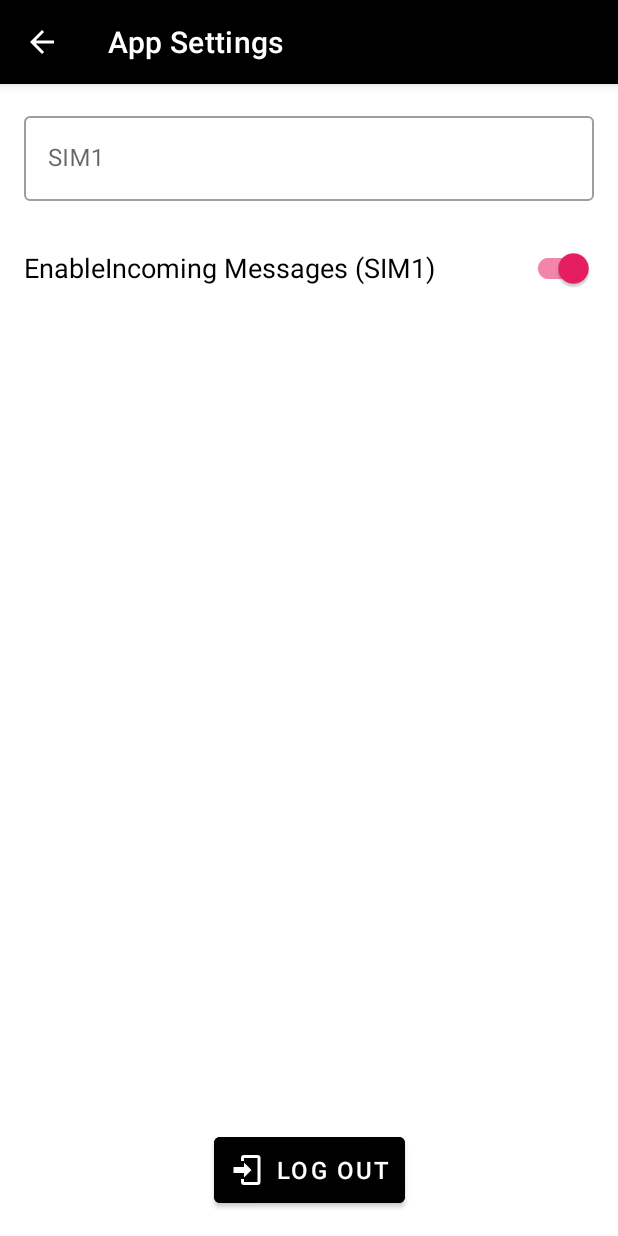
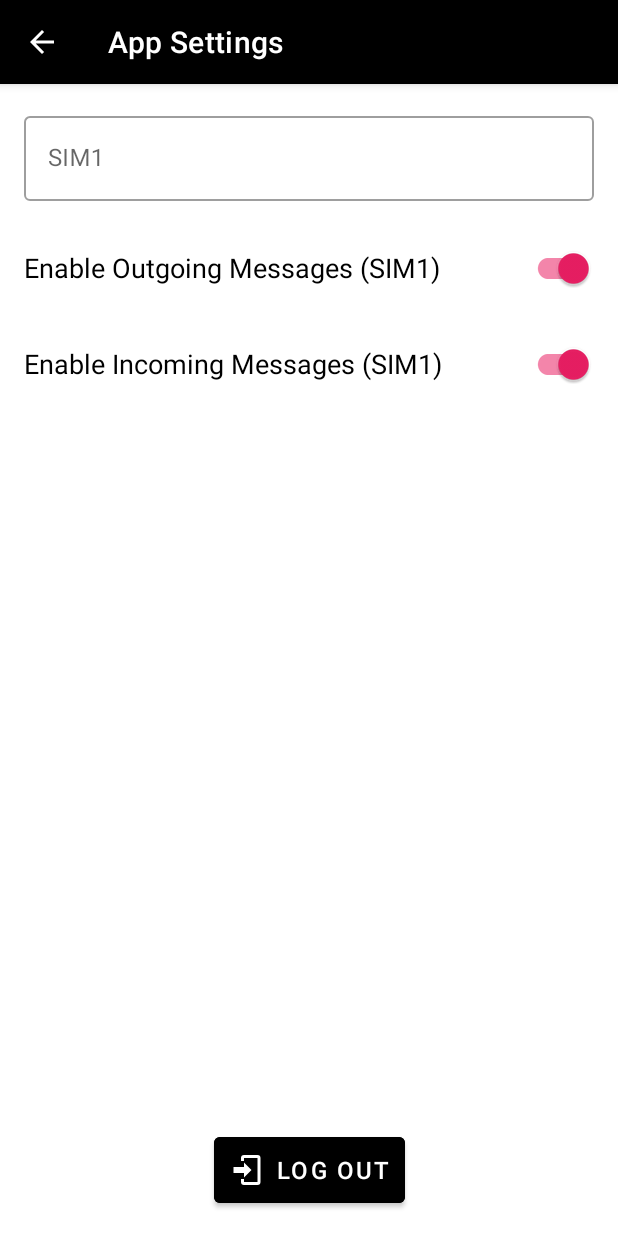
Before and after one commit to NdoleStudio/httpsms, an Android app: the SettingsActivity screen opened directly, with no data from a screen before it, on a phone screen of 412 x 824 dp. Run offline under Robolectric (Android 15) with nearby library versions, the phone set to English and light mode, and no system bars; our stand-ins replace Timber.

Commit message:
Add checkbox for SIM cards

```diff
--- a/android/app/src/main/java/com/httpsms/Settings.kt
+++ b/android/app/src/main/java/com/httpsms/Settings.kt
@@ -8,11 +8,10 @@ import java.net.URI
 object Settings {
     private const val SETTINGS_SIM1_PHONE_NUMBER = "SETTINGS_SIM1_PHONE_NUMBER"
     private const val SETTINGS_SIM2_PHONE_NUMBER = "SETTINGS_SIM2_PHONE_NUMBER"
-    private const val SETTINGS_ACTIVE = "SETTINGS_ACTIVE_STATUS"
     private const val SETTINGS_SIM1_ACTIVE = "SETTINGS_SIM1_ACTIVE_STATUS"
     private const val SETTINGS_SIM2_ACTIVE = "SETTINGS_SIM2_ACTIVE_STATUS"
     private const val SETTINGS_SIM1_INCOMING_ACTIVE = "SETTINGS_SIM1_INCOMING_ACTIVE"
-    private const val SETTINGS_SIM2_INCOMING_ACTIVE = "SETTINGS_SIM1_INCOMING_ACTIVE"
+    private const val SETTINGS_SIM2_INCOMING_ACTIVE = "SETTINGS_SIM2_INCOMING_ACTIVE"
     private const val SETTINGS_API_KEY = "SETTINGS_API_KEY"
     private const val SETTINGS_SERVER_URL = "SETTINGS_SERVER_URL"
     private const val SETTINGS_FCM_TOKEN = "SETTINGS_FCM_TOKEN"
@@ -43,7 +42,7 @@ object Settings {
             .getString(this.SETTINGS_SIM2_PHONE_NUMBER, null)
 
         if (owner == null) {
-            Timber.e("cannot get owner from preference [${this.SETTINGS_SIM2_PHONE_NUMBER}]")
+            Timber.d("cannot get owner from preference [${this.SETTINGS_SIM2_PHONE_NUMBER}]")
             return ""
         }
 
--- a/android/app/src/main/java/com/httpsms/SettingsActivity.kt
+++ b/android/app/src/main/java/com/httpsms/SettingsActivity.kt
@@ -30,15 +30,19 @@ class SettingsActivity : AppCompatActivity() {
 
         sim1IncomingMessages.setOnCheckedChangeListener{ _, isChecked -> run { Settings.setIncomingActiveSIM1(context, isChecked) } }
 
+        val sim1OutgoingMessages = findViewById<SwitchMaterial>(R.id.settings_sim1_outgoing_messages)
+        sim1OutgoingMessages.isChecked = Settings.getActiveStatus(context, Constants.SIM1)
+        sim1OutgoingMessages.setOnCheckedChangeListener{ _, isChecked -> run { Settings.setActiveStatusAsync(context, isChecked, Constants.SIM1) } }
+
         if (!Settings.isDualSIM(context)) {
             val layout = findViewById<TextInputLayout>(R.id.settingsSIM2Layout)
             layout.visibility = TextInputLayout.GONE
             val sim2Switch = findViewById<SwitchMaterial>(R.id.settings_sim2_incoming_messages)
             sim2Switch.visibility = SwitchMaterial.GONE
+            val outgoingSwitch = findViewById<SwitchMaterial>(R.id.settings_sim2_outgoing_messages)
+            outgoingSwitch.visibility = SwitchMaterial.GONE
             return
         }
-
-        Timber.e("Settings.isDualSIM(context) = ${Settings.isDualSIM(context)}")
 
         val phoneNumberSIM2 = findViewById<TextInputEditText>(R.id.settingsSIM2InputEdit)
         phoneNumberSIM2.setText(Settings.getSIM2PhoneNumber(context))
@@ -46,8 +50,11 @@ class SettingsActivity : AppCompatActivity() {
 
         val sim2IncomingMessages = findViewById<SwitchMaterial>(R.id.settings_sim2_incoming_messages)
         sim2IncomingMessages.isChecked = Settings.isIncomingMessageEnabled(context, Constants.SIM2)
+        sim2IncomingMessages.setOnCheckedChangeListener{ _, isChecked -> run { Settings.setIncomingActiveSIM2(context, isChecked) } }
 
-        sim2IncomingMessages.setOnCheckedChangeListener{ _, isChecked -> run { Settings.setIncomingActiveSIM2(context, isChecked) } }
+        val sim2OutgoingMessages = findViewById<SwitchMaterial>(R.id.settings_sim2_outgoing_messages)
+        sim2OutgoingMessages.isChecked = Settings.getActiveStatus(context, Constants.SIM2)
+        sim2OutgoingMessages.setOnCheckedChangeListener{ _, isChecked -> run { Settings.setActiveStatusAsync(context, isChecked, Constants.SIM2) } }
     }
 
     private fun registerListeners() {
@@ -56,7 +63,7 @@ class SettingsActivity : AppCompatActivity() {
     }
 
     private fun onBackClicked() {
-        Timber.e("back button clicked")
+        Timber.d("back button clicked")
         redirectToMain()
     }
 
--- /dev/null
+++ b/android/app/src/main/res/drawable/baseline_check_circle_24.xml
@@ -0,0 +1,5 @@
+<vector android:height="24dp" android:tint="#E91E63"
+    android:viewportHeight="24" android:viewportWidth="24"
+    android:width="24dp" xmlns:android="http://schemas.android.com/apk/res/android">
+    <path android:fillColor="@android:color/white" android:pathData="M12,2C6.48,2 2,6.48 2,12s4.48,10 10,10 10,-4.48 10,-10S17.52,2 12,2zM10,17l-5,-5 1.41,-1.41L10,14.17l7.59,-7.59L19,8l-9,9z"/>
+</vector>
--- a/android/app/src/main/res/layout/activity_settings.xml
+++ b/android/app/src/main/res/layout/activity_settings.xml
@@ -55,6 +55,16 @@
         </com.google.android.material.textfield.TextInputLayout>
 
         <com.google.android.material.switchmaterial.SwitchMaterial
+            android:id="@+id/settings_sim1_outgoing_messages"
+            android:layout_width="match_parent"
+            android:layout_height="wrap_content"
+            android:textSize="18sp"
+            android:layout_marginBottom="16dp"
+            android:text="@string/settings_outgoing_messages_sim1"
+            android:minHeight="48dp"
+            tools:ignore="TouchTargetSizeCheck" />
+
+        <com.google.android.material.switchmaterial.SwitchMaterial
             android:id="@+id/settings_sim1_incoming_messages"
             android:layout_width="match_parent"
             android:layout_height="wrap_content"
@@ -82,6 +92,16 @@
                 tools:ignore="TextContrastCheck" />
 
         </com.google.android.material.textfield.TextInputLayout>
+
+        <com.google.android.material.switchmaterial.SwitchMaterial
+            android:id="@+id/settings_sim2_outgoing_messages"
+            android:layout_width="match_parent"
+            android:layout_height="wrap_content"
+            android:textSize="18sp"
+            android:text="@string/settings_outgoing_messages_sim2"
+            android:minHeight="48dp"
+            android:layout_marginBottom="16dp"
+            tools:ignore="TouchTargetSizeCheck" />
 
         <com.google.android.material.switchmaterial.SwitchMaterial
             android:id="@+id/settings_sim2_incoming_messages"
--- a/android/app/src/main/res/values/strings.xml
+++ b/android/app/src/main/res/values/strings.xml
@@ -20,8 +20,10 @@
     <string name="main_app_settings">App Settings</string>
     <string name="settings_sim1">SIM1</string>
     <string name="settings_sim_2">SIM2</string>
-    <string name="settings_incoming_messages_sim1">EnableIncoming Messages (SIM1)</string>
+    <string name="settings_outgoing_messages_sim1">Enable Outgoing Messages (SIM1)</string>
+    <string name="settings_incoming_messages_sim1">Enable Incoming Messages (SIM1)</string>
     <string name="settings_incoming_messages_sim2">Enable Incoming Messages (SIM2)</string>
+    <string name="settings_outgoing_messages_sim2">Enable Outgoing Messages (SIM2)</string>
     <string name="login_phone_number_sim1">Phone Number (SIM1)</string>
     <string name="login_phone_number_sim2">Phone Number (SIM2)</string>
 </resources>
```
Also changed, not shown: android/app/src/main/java/com/httpsms/MainActivity.kt (+6 -67 lines), android/app/src/main/res/layout/activity_main.xml (+6 -13 lines).
